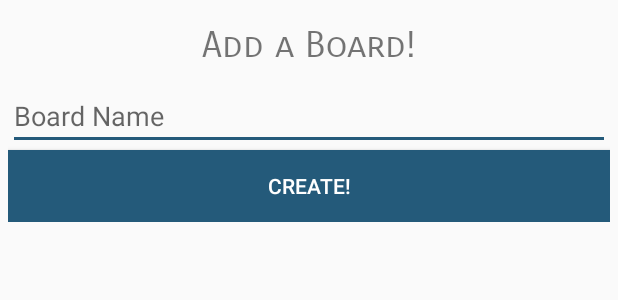
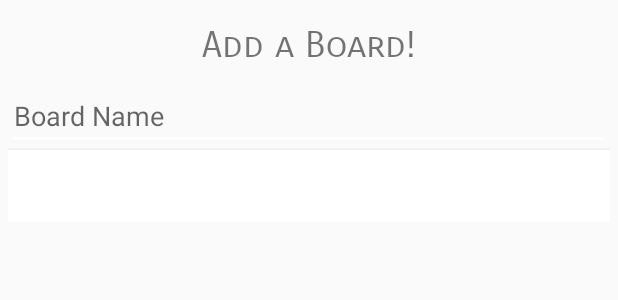
Before and after one commit to zkharris/Kodery, an Android app: the layout create_board_popup.xml on its own in the app's theme, with its tools: preview values and no code run, on a phone screen of 412 x 824 dp. Shown: the top 300 px of the screen. Run offline under Robolectric (Android 15) with nearby library versions, the phone set to English and light mode, and no system bars.

Commit message:
Slight color fix

```diff
--- a/app/src/main/res/values/colors.xml
+++ b/app/src/main/res/values/colors.xml
@@ -3,6 +3,6 @@
 
     <color name="colorPrimary">#245a7a</color>
     <color name="colorPrimaryDark">#000000</color>
-    <color name="colorAccent">#245a7a</color>
+    <color name="colorAccent">#FFFFFF</color>
 
 </resources>
```
